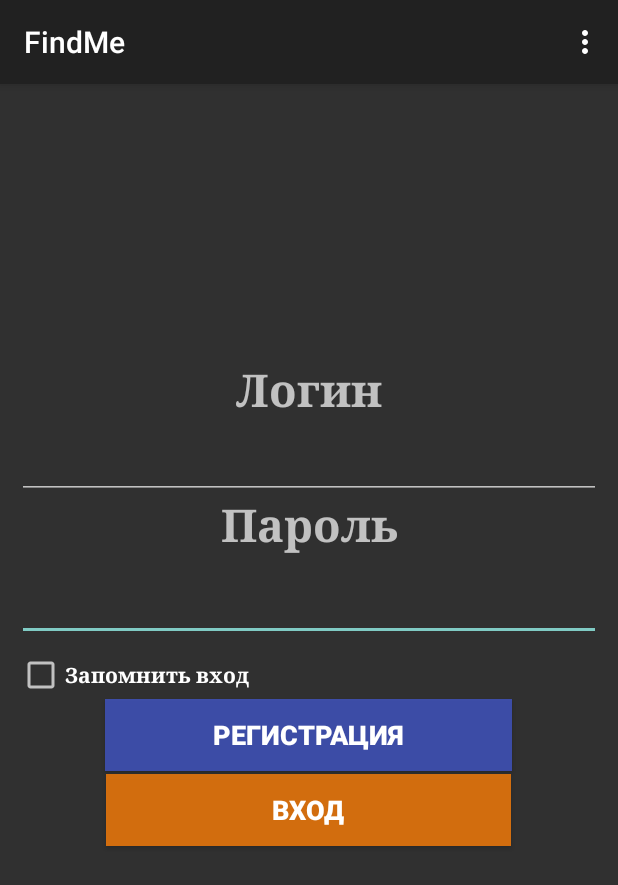
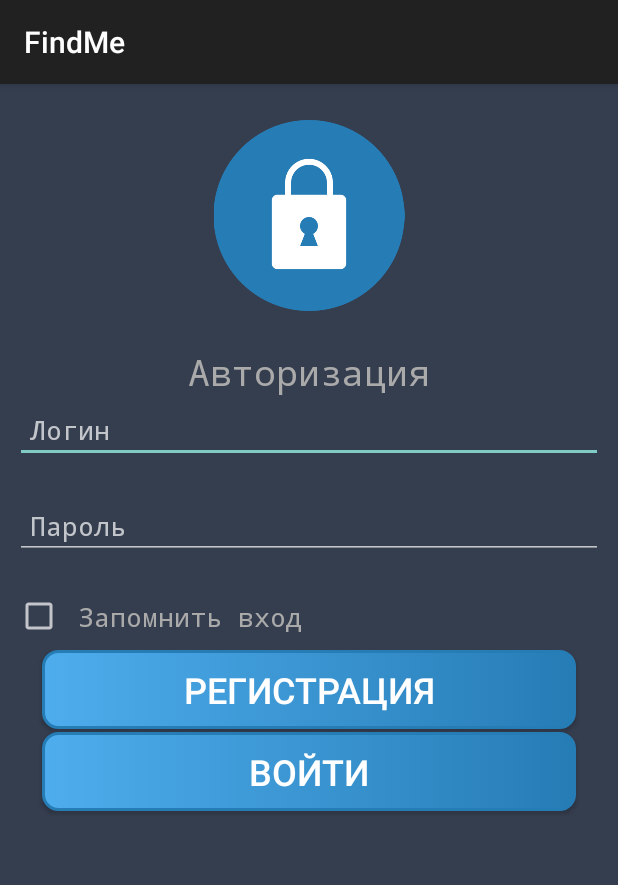
Before and after one commit to PopovVA/FindMe, an Android app: the screen it shows after launch (MainActivity), on a phone screen of 412 x 824 dp. Shown: the top 885 px of the screen. Run offline under Robolectric (Android 15) with nearby library versions, the phone set to English and light mode, and no system bars.

Commit message:
adds new autorization layout

```diff
--- a/app/build.gradle
+++ b/app/build.gradle
@@ -37,4 +37,5 @@ dependencies {
     //noinspection GradleCompatible
     implementation 'com.android.support:appcompat-v7:27.1.1'
     compile 'com.yandex.android:mapkit:3.0.0'
+    compile 'com.github.dmytrodanylyk.android-process-button:library:1.0.4'
 }
--- a/app/src/main/java/popovvad/findme/MainActivity.java
+++ b/app/src/main/java/popovvad/findme/MainActivity.java
@@ -34,14 +34,6 @@ public class MainActivity extends AppCompatActivity implements View.OnClickListe
         login_password = (EditText) findViewById(R.id.login_password);
     }
 
-    public boolean onCreateOptionsMenu(Menu menu) {
-        menu.add("Опции");
-        menu.add("FAQ");
-        menu.add("Написать разработчику");
-        menu.add("Выход");
-
-        return super.onCreateOptionsMenu(menu);
-    }
 
     @Override
     public void onClick(View v) {
--- /dev/null
+++ b/app/src/main/res/drawable/button.xml
@@ -0,0 +1,24 @@
+<?xml version="1.0" encoding="utf-8"?>
+<selector xmlns:android="http://schemas.android.com/apk/res/android">
+    <item android:state_pressed="true" >
+        <shape android:shape="rectangle"  >
+            <corners android:radius="10dip" />
+            <stroke android:width="3dip" android:color="#267CB5" />
+            <gradient android:angle="180" android:startColor="#267CB5" android:endColor="#4eaded" />
+        </shape>
+    </item>
+    <item android:state_focused="true">
+        <shape android:shape="rectangle"  >
+            <corners android:radius="10dip" />
+            <stroke android:width="3dip" android:color="#267CB5" />
+            <gradient android:angle="180" android:startColor="#267CB5" android:endColor="#4eaded" />
+        </shape>
+    </item>
+    <item>
+        <shape android:shape="rectangle"  >
+            <corners android:radius="10dip" />
+            <stroke android:width="2dip" android:color="#267CB5" />
+            <gradient android:angle="180" android:startColor="#267CB5" android:endColor="#4eaded" />
+        </shape>
+    </item>
+</selector>
--- a/app/src/main/res/layout-land/authorization.xml
+++ /dev/null
@@ -1,75 +0,0 @@
-<?xml version="1.0" encoding="utf-8"?>
-<LinearLayout xmlns:android="http://schemas.android.com/apk/res/android"
-    android:orientation="vertical" android:layout_width="match_parent"
-    android:layout_height="match_parent">
-    <TextView
-        android:id="@+id/login_user_text"
-        android:layout_width="match_parent"
-        android:layout_height="wrap_content"
-        android:fontFamily="sans-serif"
-        android:text="Логин"
-        android:textAlignment="center"
-        android:textSize="30sp"
-        android:textStyle="bold"
-        android:typeface="serif"
-        android:layout_marginTop="15dp"/>
-
-    <EditText
-        android:id="@+id/login_user"
-        android:layout_width="match_parent"
-        android:layout_height="wrap_content"
-        android:ems="10"
-        android:inputType="text"
-        android:textSize="18sp" />
-
-    <TextView
-        android:id="@+id/textView"
-        android:layout_width="match_parent"
-        android:layout_height="wrap_content"
-        android:fontFamily="sans-serif"
-        android:text="Пароль"
-        android:textAlignment="center"
-        android:textSize="30sp"
-        android:textStyle="bold"
-        android:typeface="serif" />
-
-    <EditText
-        android:id="@+id/editText2"
-        android:layout_width="match_parent"
-        android:layout_height="wrap_content"
-        android:ems="10"
-        android:inputType="textPassword"
-        android:textSize="18sp" />
-
-    <CheckBox
-        android:id="@+id/checkBox"
-        android:layout_width="match_parent"
-        android:layout_height="wrap_content"
-        android:fontFamily="sans-serif"
-        android:text="Запомнить вход"
-        android:textStyle="bold"
-        android:typeface="serif" />
-
-    <Button
-        android:id="@+id/reg_button"
-        android:layout_width="match_parent"
-        android:layout_height="wrap_content"
-        android:background="@android:color/holo_green_light"
-        android:text="Регистрация"
-        android:textAlignment="center"
-        android:textColor="@android:color/background_light"
-        android:textSize="18sp"
-        android:textStyle="bold" />
-
-    <Button
-        android:id="@+id/login_button"
-        android:layout_width="match_parent"
-        android:layout_height="wrap_content"
-        android:background="@android:color/holo_blue_dark"
-        android:text="Войти"
-        android:textAlignment="center"
-        android:textColor="@android:color/background_light"
-        android:textSize="18sp"
-        android:textStyle="bold" />
-
-</LinearLayout>
--- a/app/src/main/res/layout-port/authorization.xml
+++ b/app/src/main/res/layout-port/authorization.xml
@@ -1,102 +1,129 @@
 <?xml version="1.0" encoding="utf-8"?>
-<LinearLayout xmlns:android="http://schemas.android.com/apk/res/android"
+<android.support.constraint.ConstraintLayout xmlns:android="http://schemas.android.com/apk/res/android"
+    xmlns:app="http://schemas.android.com/apk/res-auto"
+    xmlns:custom="http://schemas.android.com/tools"
+    android:id="@+id/linearLayout"
     android:layout_width="match_parent"
     android:layout_height="match_parent"
-    android:orientation="vertical">
+    android:background="@color/colorPrimaryDark">
 
 
-    <FrameLayout
+    <LinearLayout
         android:layout_width="match_parent"
         android:layout_height="match_parent"
-        android:layout_gravity="center">
+        android:orientation="vertical">
 
-        <Button
-            android:id="@+id/login_button"
-            android:layout_width="270dp"
-            android:layout_height="wrap_content"
-            android:layout_gravity="center"
-            android:layout_marginTop="100dp"
-            android:background="#d8f17a0a"
-            android:text="Вход"
-            android:textAlignment="center"
-            android:textColor="@android:color/background_light"
-            android:textSize="18sp"
-            android:textStyle="bold" />
+        <ImageView
+            android:id="@+id/imageView2"
+            android:layout_width="match_parent"
+            android:layout_height="175dp"
+            android:paddingBottom="24dp"
+            android:paddingTop="24dp"
+            app:srcCompat="@drawable/login_picture" />
 
         <TextView
-            android:id="@+id/login_user_text"
+            android:id="@+id/TextAutoriz"
             android:layout_width="match_parent"
             android:layout_height="wrap_content"
-            android:layout_gravity="center"
-            android:layout_marginBottom="180dp"
-            android:text="Логин"
+            android:text="Авторизация"
             android:textAlignment="center"
-            android:textSize="30sp"
-            android:textStyle="bold"
-            android:typeface="serif" />
+            android:textColor="@android:color/darker_gray"
+            android:textSize="24sp"
+            app:fontFamily="monospace"
+            app:layout_constraintStart_toStartOf="@+id/imageView"
+            app:layout_constraintTop_toTopOf="@+id/imageView" />
+
+        <EditText
+            android:id="@+id/login_user"
+            android:layout_width="match_parent"
+            android:layout_height="wrap_content"
+            android:layout_marginBottom="19dp"
+            android:layout_marginEnd="10dp"
+            android:layout_marginLeft="10dp"
+            android:layout_marginRight="10dp"
+            android:layout_marginStart="10dp"
+            android:ems="10"
+            android:hint="Логин"
+            android:inputType="text"
+            android:padding="10dp"
+            android:textColor="@color/colorWhite"
+            android:textSize="18sp"
+            android:typeface="monospace" />
+
+        <EditText
+            android:id="@+id/login_password"
+            android:layout_width="match_parent"
+            android:layout_height="wrap_content"
+            android:layout_marginBottom="16dp"
+            android:layout_marginEnd="10dp"
+            android:layout_marginLeft="10dp"
+            android:layout_marginRight="10dp"
+            android:layout_marginStart="10dp"
+            android:ems="10"
+            android:hint="Пароль"
+            android:inputType="textPassword"
+            android:padding="10dp"
+            android:textColor="@color/colorWhite"
+            android:textSize="18sp"
+            android:typeface="monospace"
+            app:layout_constraintBottom_toTopOf="@+id/rememberPassword"
+            app:layout_constraintEnd_toEndOf="parent"
+            app:layout_constraintStart_toStartOf="parent"
+            app:layout_constraintTop_toBottomOf="@+id/login_user" />
 
         <CheckBox
             android:id="@+id/rememberPassword"
             android:layout_width="match_parent"
             android:layout_height="wrap_content"
-            android:layout_gravity="center"
-            android:layout_marginLeft="5pt"
-            android:layout_marginRight="5pt"
-            android:layout_marginTop="10dp"
+            android:layout_marginEnd="10dp"
+            android:layout_marginLeft="10dp"
+            android:layout_marginRight="10dp"
+            android:layout_marginStart="10dp"
             android:text="Запомнить вход"
-            android:textStyle="bold"
-            android:typeface="serif" />
-
-        <TextView
-            android:id="@+id/login_password_text"
-            android:layout_width="match_parent"
-            android:layout_height="wrap_content"
-            android:layout_gravity="center"
-            android:layout_marginBottom="90dp"
-
-            android:text="Пароль"
-            android:textAlignment="center"
-            android:textSize="30sp"
-            android:textStyle="bold"
-            android:typeface="serif" />
-
-        <EditText
-            android:id="@+id/login_password"
-            android:layout_width="match_parent"
-            android:layout_height="wrap_content"
-            android:layout_gravity="center"
-            android:layout_marginBottom="35dp"
-            android:layout_marginLeft="5pt"
-            android:layout_marginRight="5pt"
-            android:ems="10"
-            android:inputType="textPassword"
-            android:textSize="18sp" />
-
-        <EditText
-            android:id="@+id/login_user"
-            android:layout_width="match_parent"
-            android:layout_height="wrap_content"
-            android:layout_gravity="center"
-            android:layout_marginBottom="130dp"
-            android:layout_marginLeft="5pt"
-            android:layout_marginRight="5pt"
-            android:ems="10"
-            android:inputType="text"
-            android:textSize="18sp" />
+            android:padding="10dp"
+            android:textColor="@android:color/darker_gray"
+            android:textSize="18sp"
+            android:typeface="monospace" />
 
         <Button
             android:id="@+id/reg_button"
-            android:layout_width="271dp"
+            android:layout_width="match_parent"
             android:layout_height="wrap_content"
-            android:layout_gravity="center"
-            android:layout_marginTop="50dp"
-            android:background="@color/colorPrimary"
+            android:layout_marginBottom="2dp"
+            android:layout_marginEnd="28dp"
+            android:layout_marginLeft="28dp"
+            android:layout_marginRight="28dp"
+            android:layout_marginStart="28dp"
             android:text="Регистрация"
-            android:textAlignment="center"
-            android:textColor="@android:color/background_light"
-            android:textSize="18sp"
-            android:textStyle="bold" />
+            android:background="@drawable/button"
+            android:textColor="@android:color/white"
+            android:textSize="24sp"
+            android:padding="10dp"
+            app:layout_constraintBottom_toTopOf="@+id/login_button"
+            app:layout_constraintEnd_toEndOf="parent"
+            app:layout_constraintStart_toStartOf="parent"
+            app:layout_constraintTop_toBottomOf="@+id/rememberPassword" />
 
-    </FrameLayout>
+        <Button
+            android:id="@+id/login_button"
+            android:layout_width="match_parent"
+            android:layout_height="wrap_content"
+            android:layout_marginBottom="100dp"
+            android:layout_marginEnd="28dp"
+            android:layout_marginLeft="28dp"
+            android:layout_marginRight="28dp"
+            android:layout_marginStart="28dp"
+            android:text="Войти"
+            android:background="@drawable/button"
+            android:textColor="@android:color/white"
+            android:textSize="24sp"
+            android:padding="10dp"
+            app:layout_constraintBottom_toBottomOf="parent"
+            app:layout_constraintEnd_toEndOf="parent"
+            app:layout_constraintStart_toStartOf="parent"
+            app:layout_constraintTop_toBottomOf="@+id/reg_button"/>
 
-</LinearLayout>
+    </LinearLayout>
+
+
+</android.support.constraint.ConstraintLayout>
--- a/app/src/main/res/layout/main.xml
+++ /dev/null
@@ -1,17 +0,0 @@
-<?xml version="1.0" encoding="utf-8"?>
-<android.support.constraint.ConstraintLayout xmlns:android="http://schemas.android.com/apk/res/android"
-    xmlns:app="http://schemas.android.com/apk/res-auto"
-    xmlns:tools="http://schemas.android.com/tools"
-    android:layout_width="match_parent"
-    android:layout_height="match_parent"
-    tools:context="popovvad.findme.MainActivity">
-
-    <TextView
-        android:layout_width="wrap_content"
-        android:layout_height="wrap_content"
-        app:layout_constraintBottom_toBottomOf="parent"
-        app:layout_constraintLeft_toLeftOf="parent"
-        app:layout_constraintRight_toRightOf="parent"
-        app:layout_constraintTop_toTopOf="parent" />
-
-</android.support.constraint.ConstraintLayout>
--- a/app/src/main/res/layout/testwebview.xml
+++ /dev/null
@@ -1,11 +0,0 @@
-<?xml version="1.0" encoding="utf-8"?>
-<android.support.constraint.ConstraintLayout xmlns:android="http://schemas.android.com/apk/res/android"
-    android:layout_width="match_parent"
-    android:layout_height="match_parent"
-    xmlns:tools="http://schemas.android.com/tools"
-    tools:context="popovvad.findme.MainActivity">
-
-    <WebView
-        android:layout_width="match_parent"
-        android:layout_height="match_parent" />
-</android.support.constraint.ConstraintLayout>
--- a/app/src/main/res/values/colors.xml
+++ b/app/src/main/res/values/colors.xml
@@ -1,7 +1,7 @@
 <?xml version="1.0" encoding="utf-8"?>
 <resources>
-    <color name="colorPrimary">#e53f51b5</color>
-    <color name="colorPrimaryDark">#303F9F</color>
+    <color name="colorPrimary">#3F51B5</color>
+    <color name="colorWhite">#FAFAFA</color>
+    <color name="colorPrimaryDark">#353E4F</color>
     <color name="colorAccent">#FF4081</color>
-
 </resources>
--- a/app/src/main/res/values/styles.xml
+++ b/app/src/main/res/values/styles.xml
@@ -1,25 +1,27 @@
 <resources>
 
     <!-- Base application theme. -->
-    <!--<style name="AppTheme" parent="Theme.AppCompat.Light.DarkActionBar">-->
-
-    <style name="AppTheme" parent="Base.Theme.AppCompat.Light.DarkActionBar">
+    <style name="AppTheme" parent="Theme.AppCompat.Light.DarkActionBar">
         <!-- Customize your theme here. -->
         <item name="colorPrimary">@color/colorPrimary</item>
         <item name="colorPrimaryDark">@color/colorPrimaryDark</item>
         <item name="colorAccent">@color/colorAccent</item>
     </style>
 
-    <style name="AppTheme.NoActionBar" parent="Base.Theme.AppCompat.Light">
+    <style name="AppTheme.NoActionBar">
         <item name="windowActionBar">false</item>
         <item name="windowNoTitle">true</item>
-        <item name="colorPrimary">@color/colorPrimary</item>
-        <item name="colorPrimaryDark">@color/colorPrimaryDark</item>
-        <item name="colorAccent">@color/colorAccent</item>
     </style>
 
-    <style name="AppTheme.AppBarOverlay" parent="Base.ThemeOverlay.AppCompat.Dark.ActionBar" />
+    <style name="AppTheme.AppBarOverlay" parent="ThemeOverlay.AppCompat.Dark.ActionBar" />
 
-    <style name="AppTheme.PopupOverlay" parent="Base.ThemeOverlay.AppCompat.Light" />
+    <style name="AppTheme.PopupOverlay" parent="ThemeOverlay.AppCompat.Light" />
+
+    <style name="AppTheme.Button" parent="Widget.AppCompat.Button.Colored">
+        <item name="colorButtonNormal">@color/colorPrimaryDark</item>
+    </style>
+    <style name="AppTheme.ButtonBorderless" parent="Widget.AppCompat.Button.Borderless.Colored">
+
+    </style>
 
 </resources>
```
Also changed, not shown: app/src/main/res/drawable/login_picture.png (added).
